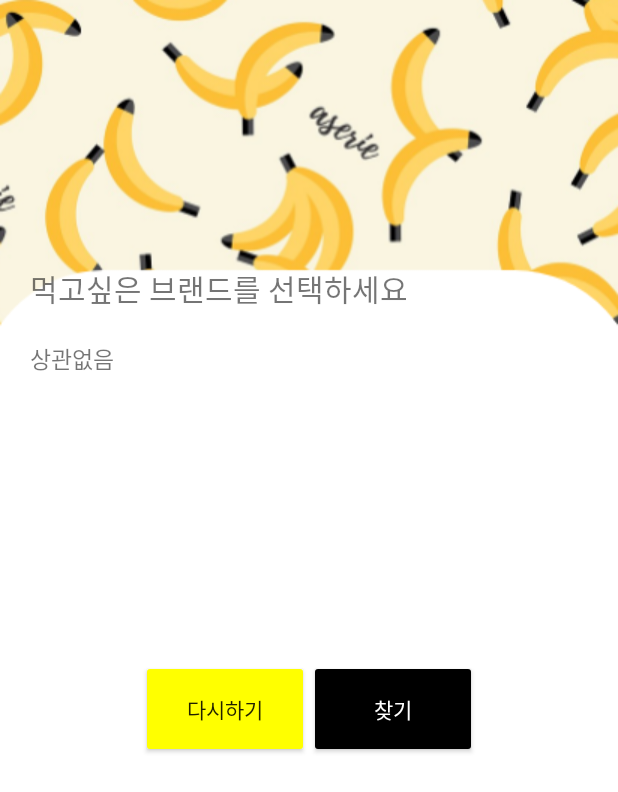
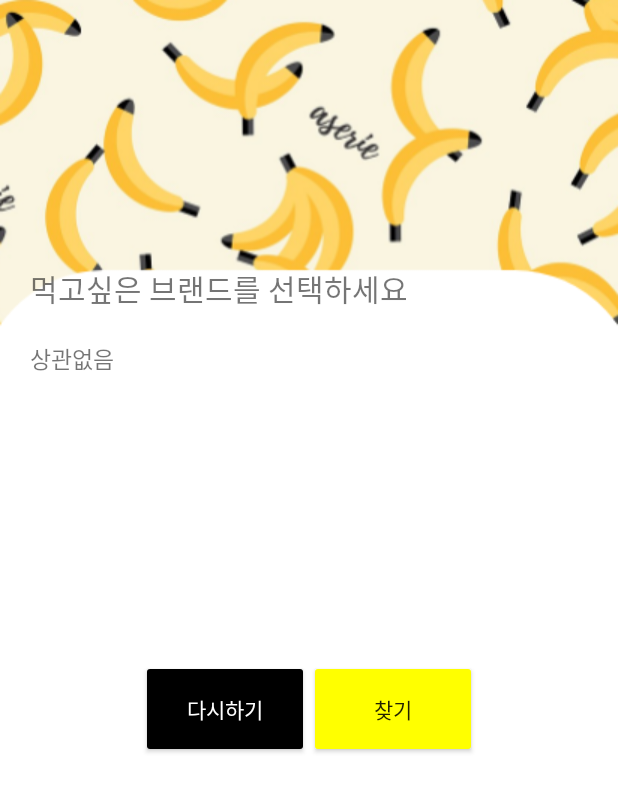
Before and after one commit to CSID-DGU/2022-1-OSSP1-Banana-4, an Android app: the CategoryPage screen opened directly, with no data from a screen before it, on a phone screen of 412 x 824 dp. Shown: the top 792 px of the screen. Run offline under Robolectric (Android 15) with nearby library versions, the phone set to English and light mode, and no system bars; our stand-ins replace Firebase (no records; nobody signed in at launch, a user with empty details on screens opened directly); 4 statements that could not run were skipped.

Commit message:
2022-06-15

```diff
--- a/app/src/main/java/com/example/myapplication/CategoryPage.kt
+++ b/app/src/main/java/com/example/myapplication/CategoryPage.kt
@@ -181,6 +181,7 @@ class CategoryPage : AppCompatActivity() {
             intent.putExtra("grade", grade.toString())
             intent.putExtra("brandList", arr)
             intent.putExtra("category", sendCate.toString())
+            intent.putExtra("failedNum",0)
             //val arr = intent.getSerializableExtra("brandList") as ArrayList<String>
             //브랜드리스트는 위와같이 받아오면됨! 이후 arr[0], arr[1]등 사용가능
             startActivity(intent)
--- a/app/src/main/java/com/example/myapplication/MyPage.kt
+++ b/app/src/main/java/com/example/myapplication/MyPage.kt
@@ -92,7 +92,7 @@ class MyPage : AppCompatActivity() {
             user_mate.adapter=mateAdapter
 
             mates.apply {
-                for(i in 0 until mateNum) {
+                for(i in 0 until mateNum) {`
                     val mate = FirebaseDatabase.getInstance().getReference("Users").child(mateList[i])
                     var username : String =""
                     var uri : Uri = Uri.parse("")
--- a/app/src/main/java/com/example/myapplication/matching/Matching.kt
+++ b/app/src/main/java/com/example/myapplication/matching/Matching.kt
@@ -1,11 +1,6 @@
 package com.example.myapplication.matching
 
-import android.os.Handler
-import android.os.Looper
-import com.google.firebase.database.DataSnapshot
-import com.google.firebase.database.DatabaseError
 import com.google.firebase.database.DatabaseReference
-import com.google.firebase.database.ValueEventListener
 
 
 class Matching{
--- a/app/src/main/java/com/example/myapplication/matching/MateData.kt
+++ b/app/src/main/java/com/example/myapplication/matching/MateData.kt
@@ -1,6 +1,6 @@
 package com.example.myapplication.matching
 
 data class MateData(
-    var id : String,
+    var id: String,
     val userList: MutableList<WaitUserData>
 )
--- a/app/src/main/java/com/example/myapplication/matching/WaitUserData.kt
+++ b/app/src/main/java/com/example/myapplication/matching/WaitUserData.kt
@@ -2,7 +2,7 @@ package com.example.myapplication.matching
 
 import com.google.firebase.database.MutableData
 
-data class WaitUserData (
+data class WaitUserData(
     val uid: String,
     var grade: Float,
     val rank: Int,
@@ -13,5 +13,5 @@ data class WaitUserData (
         mutableListOf(), // 2
         mutableListOf()  // 3
     ),
-    var fail : Int = 0
+    var fail: Int = 0
 )
--- a/app/src/main/res/layout/activity_category.xml
+++ b/app/src/main/res/layout/activity_category.xml
@@ -68,7 +68,8 @@
                 android:id="@+id/btn_again"
                 android:layout_width="112dp"
                 android:layout_height="65dp"
-                android:backgroundTint="#ffff00"
+                android:backgroundTint="#000000"
+                android:textColor="@color/white"
                 android:text="다시하기" />
 
             <Button
@@ -76,8 +77,7 @@
                 android:layout_width="112dp"
                 android:layout_height="65dp"
                 android:text="찾기"
-                android:textColor="@color/white"
-                android:backgroundTint="#000000"/>
+                android:backgroundTint="#ffff00"/>
 
             />
         </LinearLayout>
```
Also changed, not shown: app/src/main/java/com/example/myapplication/matching/MatchLoading.kt (+6 -6 lines).
